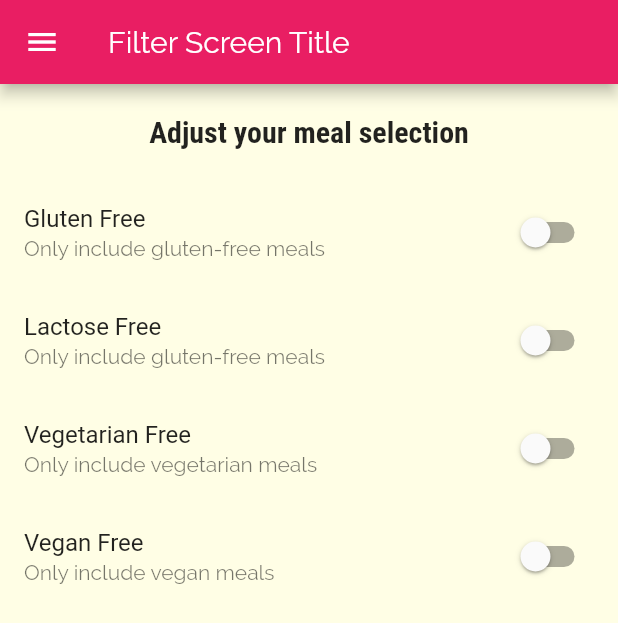
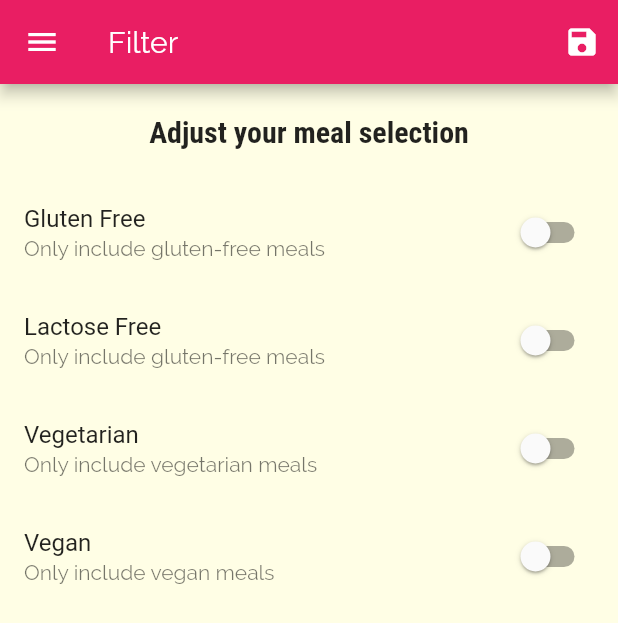
Before and after one commit to swayamshreemohanty/meal_app, a Flutter app: the FilterScreen screen opened by its route, on a phone screen of 412 x 824 dp. Shown: the top 623 px of the screen. Run offline on Flutter 3.47's test engine with Material 2 defaults, Android fonts, the phone set to English and light mode, and no system bars.

Commit message:
stuck in boolean null

```diff
--- a/lib/main.dart
+++ b/lib/main.dart
@@ -1,13 +1,55 @@
 import 'package:flutter/material.dart';
-import 'package:meal_app/screens/filter_screen.dart';
-import 'package:meal_app/screens/tab_bottom_screen.dart';
+import './dummy_dart.dart';
+import './screens/filter_screen.dart';
+import './screens/tab_bottom_screen.dart';
 import './screens/meal_detail_screen.dart';
 import './screens/categories_screen.dart';
 import './screens/category_meals_screen.dart';
+import './models/meal.dart';
 
 void main() => runApp(MyApp());
 
-class MyApp extends StatelessWidget {
+class MyApp extends StatefulWidget {
+  @override
+  _MyAppState createState() => _MyAppState();
+}
+
+class _MyAppState extends State<MyApp> {
+  Map<String, bool> _filters = {
+    'gluten': false,
+    'lactose': false,
+    'vegan': false,
+    'vegetarian': false,
+  };
+
+  List<Meal> _availableMeals = DUMMY_MEALS;
+
+  void _setFilters(Map<String, bool> filterData) {
+    setState(() {
+      _filters = filterData;
+      _availableMeals = DUMMY_MEALS.where((meal) {
+        if (_filters['gluten'] && !meal.isGlutenFree) {
+          print("gluten asiba ktha nuha");
+          return false;
+        }
+        if (_filters['lactose'] && !meal.isLactoseFree) {
+          print("lactose asiba ktha nuha");
+
+          return false;
+        }
+        if (_filters['vegan'] && !meal.isVegan) {
+          print("vegan asiba ktha nuha");
+
+          return false;
+        }
+        if (_filters['vegetarian'] && !meal.isVegetarian) {
+          return false;
+        }
+        return true;
+      }).toList();
+    });
+  }
+
   @override
   Widget build(BuildContext context) {
     return MaterialApp(
@@ -35,9 +77,13 @@ class MyApp extends StatelessWidget {
       initialRoute: '/',
       routes: {
         '/': (ctx) => TabsBottomScreenState(),
-        CategoryMealsScreen.routeName: (ctx) => CategoryMealsScreen(),
+        CategoryMealsScreen.routeName: (ctx) =>
+            CategoryMealsScreen(_availableMeals),
         MealDetailScreen.routeName: (ctx) => MealDetailScreen(),
-        FilterScreen.routeName: (ctx) => FilterScreen(),
+        FilterScreen.routeName: (ctx) => FilterScreen(
+              _filters,
+              _setFilters,
+            ),
       },
       // onGenerateRoute: (settings) {
       //   print(settings.arguments);
--- a/lib/screens/filter_screen.dart
+++ b/lib/screens/filter_screen.dart
@@ -3,6 +3,14 @@ import 'package:meal_app/widgets/main_drawer.dart';
 
 class FilterScreen extends StatefulWidget {
   static const routeName = "/filter";
+
+  final Function saveFilters;
+  final Map<String, bool> currentFilters;
+
+  FilterScreen(
+    this.currentFilters,
+    this.saveFilters,
+  );
 
   @override
   _FilterScreenState createState() => _FilterScreenState();
@@ -13,6 +21,16 @@ class _FilterScreenState extends State<FilterScreen> {
   bool _vegetarian = false;
   bool _vegan = false;
   bool _lactosFree = false;
+
+  @override
+  initState() {
+    _glutenFree = widget.currentFilters['gluten'];
+    _lactosFree = widget.currentFilters['lactose'];
+    _vegetarian = widget.currentFilters['vegetarian'];
+    _vegan = widget.currentFilters['vegan'];
+
+    super.initState();
+  }
 
   Widget _buildSwitchListTile(
     String title,
@@ -27,7 +45,7 @@ class _FilterScreenState extends State<FilterScreen> {
         descrption,
       ),
       onChanged: updateValue,
-      //here newvalue(bool), wll come after the switch beign tapped
+      //here newvalue(bool), will come after the switch beign tapped
     );
   }
 
@@ -35,7 +53,20 @@ class _FilterScreenState extends State<FilterScreen> {
   Widget build(BuildContext context) {
     return Scaffold(
       appBar: AppBar(
-        title: Text('Filter Screen Title'),
+        title: Text('Filter'),
+        actions: <Widget>[
+          IconButton(
+              icon: Icon(Icons.save),
+              onPressed: () {
+                final selectedFilters = {
+                  'gluten': _glutenFree,
+                  'lactose': _lactosFree,
+                  'vegan': _vegan,
+                  'vegeterian': _vegetarian,
+                };
+                widget.saveFilters(selectedFilters);
+              }),
+        ],
       ),
       drawer: MainDrawer(),
       body: Column(
@@ -50,15 +81,21 @@ class _FilterScreenState extends State<FilterScreen> {
           Expanded(
             child: ListView(
               children: <Widget>[
-                _buildSwitchListTile("Gluten Free",
-                    "Only include gluten-free meals", _glutenFree, (newValue) {
-                  setState(() {
-                    _glutenFree = newValue;
-                  });
-                }),
                 _buildSwitchListTile(
-                  "Lactose Free",
-                  "Only include gluten-free meals",
+                  'Gluten Free',
+                  'Only include gluten-free meals',
+                  _glutenFree,
+                  (newValue) {
+                    setState(
+                      () {
+                        _glutenFree = newValue;
+                      },
+                    );
+                  },
+                ),
+                _buildSwitchListTile(
+                  'Lactose Free',
+                  'Only include gluten-free meals',
                   _lactosFree,
                   (newValue) {
                     setState(
@@ -69,8 +106,8 @@ class _FilterScreenState extends State<FilterScreen> {
                   },
                 ),
                 _buildSwitchListTile(
-                  "Vegetarian Free",
-                  "Only include vegetarian meals",
+                  'Vegetarian',
+                  'Only include vegetarian meals',
                   _vegetarian,
                   (newValue) {
                     setState(
@@ -81,12 +118,14 @@ class _FilterScreenState extends State<FilterScreen> {
                   },
                 ),
                 _buildSwitchListTile(
-                  "Vegan Free",
-                  "Only include vegan meals",
+                  'Vegan',
+                  'Only include vegan meals',
                   _vegan,
                   (newValue) {
                     setState(
                       () {
+                        print("This is text");
+                        print(newValue);
                         _vegan = newValue;
                       },
                     );
```
Also changed, not shown: lib/screens/category_meals_screen.dart (+6 -5 lines).
